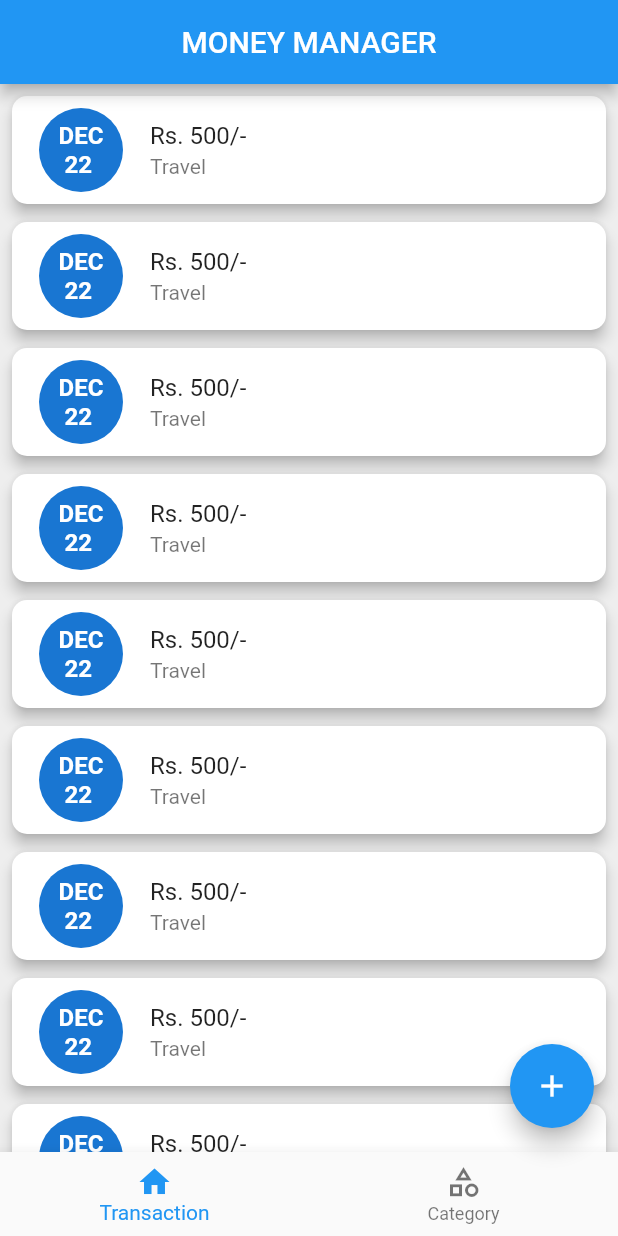
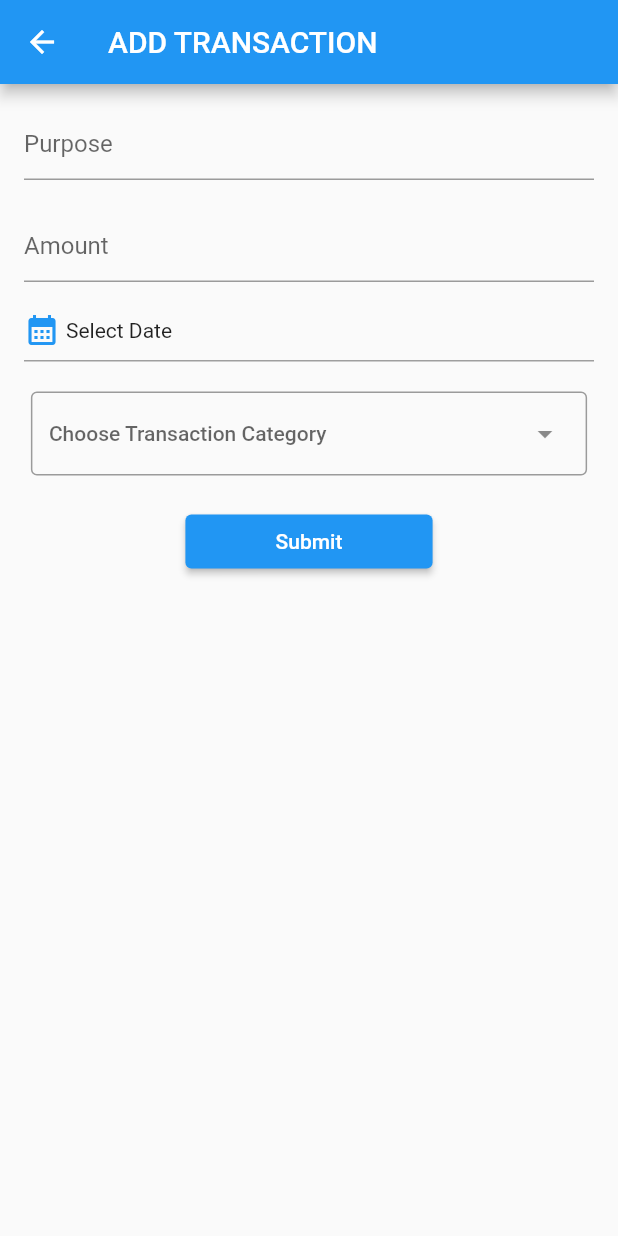
Before and after one commit to robinbaby007/money_management, a Flutter app: the screen it shows after launch, after a tap on the "add" icon, on a phone screen of 412 x 824 dp. Run offline on Flutter 3.47's test engine with Material 2 defaults, Android fonts, the phone set to English and light mode, and no system bars; our stand-ins replace sqflite; missing offline and left inert: dart:ffi; accounts and stored records are empty.

Commit message:
Almost work done

```diff
--- a/lib/db/category_db.dart
+++ b/lib/db/category_db.dart
@@ -10,9 +10,10 @@ class CategoryDb extends CategoryDbFunctionsImpl{
     Future<void> initCategoryDb() async {
     categoryDb = await openDatabase("category.db", version: 1,
         onCreate: (Database db, int version) async {
-      await db.execute(
-          'CREATE TABLE $categoryTable (id INTEGER PRIMARY KEY, name TEXT, isAvailable INTEGER, type INTEGER)');
 
+      return db.execute(
+        'CREATE TABLE dogs(id INTEGER PRIMARY KEY, name TEXT, age INTEGER)',
+      );
     });
 
     categoryDbFunctionsImpl = CategoryDbFunctionsImpl();
--- a/lib/db/category_db_functions.dart
+++ b/lib/db/category_db_functions.dart
@@ -15,10 +15,34 @@ class CategoryDbFunctionsImpl extends CategoryDbFunctions {
   Future<void> getCategoryList() async {
     categoryIncomeList.value.clear();
     categoryExpenseList.value.clear();
-
+    categoryList.value.clear();
     List<Map> list = await categoryDb.rawQuery('SELECT * FROM $categoryTable');
 
-    for (var item in list) {
+    await Future.forEach(list, (item){
+      CategoryModel categoryModel = CategoryModel(
+        id: item['id'],
+        name: item['name'],
+        type: item['type'],
+        isAvailable: item['isAvailable'],
+      );
+
+      if (item['isAvailable'] == 1) {
+
+        categoryList.value.add(categoryModel);
+
+
+        if (item['type'] == 1) {
+          categoryIncomeList.value.add(categoryModel);
+        } else {
+          categoryExpenseList.value.add(categoryModel);
+        }
+      }
+      categoryIncomeList.notifyListeners();
+      categoryExpenseList.notifyListeners();
+      categoryList.notifyListeners();
+    });
+
+    /*for (var item in list) {
       CategoryModel categoryModel = CategoryModel(
         id: item['id'],
         name: item['name'],
@@ -35,7 +59,7 @@ class CategoryDbFunctionsImpl extends CategoryDbFunctions {
       }
     }
     categoryIncomeList.notifyListeners();
-    categoryExpenseList.notifyListeners();
+    categoryExpenseList.notifyListeners();*/
   }
 
   @override
--- /dev/null
+++ b/lib/db/transaction_db.dart
@@ -0,0 +1,24 @@
+import 'package:money_management/db/transaction_db_functions.dart';
+import 'package:sqflite/sqflite.dart';
+
+import '../utils/const.dart';
+import '../utils/global_variables.dart';
+
+class TransactionDb extends TransactionDbFunctionsImpl {
+
+  Future<void> initTransactionDb() async {
+    transactionDb = await openDatabase("transactionDb.db", version: 1,
+        onCreate: (Database db, int version) async {
+      await db.execute(
+          'CREATE TABLE $transactionTable (id INTEGER PRIMARY KEY, purpose TEXT, amount INTEGER, date TEXT , expenseType INTEGER)');
+    });
+
+    transactionDbFunctionsImpl = TransactionDbFunctionsImpl();
+    transactionDbFunctionsImpl.getTransactionList();
+
+  }
+
+
+
+
+}
--- /dev/null
+++ b/lib/db/transaction_db_functions.dart
@@ -0,0 +1,53 @@
+import 'package:money_management/utils/const.dart';
+
+import '../models/transaction_model.dart';
+import '../utils/global_variables.dart';
+
+abstract class TransactionDbFunctions {
+  Future<void> getTransactionList();
+
+  Future<void> addToTransaction(TransactionModel transactionModel);
+
+  Future<void> deleteTransaction(int id);
+}
+
+class TransactionDbFunctionsImpl extends TransactionDbFunctions {
+  @override
+  Future<void> addToTransaction(TransactionModel transactionModel) async {
+    await transactionDb.rawInsert(
+      'INSERT INTO $transactionTable(purpose, amount, date, expenseType) VALUES(?, ?, ?, ? )',
+      [
+        transactionModel.purpose,
+        transactionModel.amount,
+        transactionModel.date,
+        transactionModel.expenseType
+      ],
+    );
+    getTransactionList();
+  }
+
+  @override
+  Future<void> deleteTransaction(int id) async {
+   }
+
+  @override
+  Future<void> getTransactionList() async {
+    transactionList.value.clear();
+      List<Map> list =
+        await transactionDb.rawQuery('SELECT * FROM $transactionTable');
+    await Future.forEach(
+      list,
+      (item) {
+        TransactionModel transactionModel = TransactionModel(
+          id: item['id'],
+          purpose: item['purpose'],
+          amount: item['amount'],
+          date: item['date'],
+          expenseType: int.parse(item['expenseType']),
+        );
+        transactionList.value.add(transactionModel);
+        transactionList.notifyListeners();
+      },
+    );
+  }
+}
--- a/lib/main.dart
+++ b/lib/main.dart
@@ -1,7 +1,10 @@
 import 'package:flutter/material.dart';
+import 'package:money_management/db/transaction_db.dart';
 import 'package:money_management/screens/category/Category.dart';
 import 'package:money_management/screens/diaglog/add_category_dialog.dart';
+import 'package:money_management/screens/transaction/add_transaction.dart';
 import 'package:money_management/screens/transaction/transaction.dart';
+import 'package:money_management/utils/global_variables.dart';
 import 'package:money_management/widgets/money_bottom_navigation.dart';
 
 import 'db/category_db.dart';
@@ -15,10 +18,17 @@ class MyApp extends StatelessWidget {
 
   @override
   Widget build(BuildContext context) {
+    TransactionDb().initTransactionDb();
     CategoryDb().initCategoryDb();
 
-    return const MaterialApp(
-      home: Home(),
+
+    return   MaterialApp(
+      home:const Home(),
+      initialRoute: 'home',
+      routes: {
+        'home': (context) => const Home(),
+         '/AddTransaction': (context) =>   AddTransaction(),
+      },
     );
   }
 }
@@ -46,7 +56,7 @@ class Home extends StatelessWidget {
       floatingActionButton: FloatingActionButton(
         onPressed: () {
           if (selectedBottomNavPosition.value == 0) {
-            print("Transaction");
+            Navigator.pushNamed(context, '/AddTransaction');
           } else {
             Dialogs().addCategoryDialog(context);
           }
--- /dev/null
+++ b/lib/models/transaction_model.dart
@@ -0,0 +1,10 @@
+
+class TransactionModel {
+  final int id;
+  final String purpose;
+  final int amount; //1 available 0 deleted
+  final String date;
+  final int expenseType;// 1 income 0 expense
+
+  TransactionModel({this.id = -1, required this.purpose, required this.amount, required this.date, required this.expenseType });
+}
--- /dev/null
+++ b/lib/screens/transaction/add_transaction.dart
@@ -0,0 +1,142 @@
+import 'package:flutter/material.dart';
+import 'package:money_management/db/transaction_db_functions.dart';
+import 'package:money_management/models/transaction_model.dart';
+
+ import '../../utils/global_variables.dart';
+import 'package:intl/intl.dart';
+
+class AddTransaction extends StatelessWidget {
+  AddTransaction({super.key});
+
+  DateTime initialDate = DateTime.now();
+  ValueNotifier finalDate = ValueNotifier("Select Date");
+
+  TextEditingController purposeTextEditingController = TextEditingController();
+  TextEditingController amountTextEditingController = TextEditingController();
+  int transactionCategory = -1;
+
+  @override
+  Widget build(BuildContext context) {
+    return SafeArea(
+      child: Scaffold(
+        appBar: AppBar(
+          title: const Text("ADD TRANSACTION"),
+        ),
+        body: Padding(
+          padding: const EdgeInsets.all(16.0),
+          child: Column(
+            children: [
+              TextField(
+                controller: purposeTextEditingController,
+                decoration: const InputDecoration(hintText: "Purpose"),
+              ),
+              const SizedBox(
+                height: 20,
+              ),
+              TextField(
+                decoration: const InputDecoration(hintText: "Amount"),
+                controller: amountTextEditingController,
+                keyboardType: TextInputType.number,
+              ),
+              const SizedBox(
+                height: 20,
+              ),
+              GestureDetector(
+                onTap: () async {
+                  DateTime? pickedDate = await showDatePicker(
+                    context: context,
+                    initialDate: initialDate,
+                    firstDate: DateTime.now().subtract(
+                      const Duration(days: 30),
+                    ),
+                    lastDate: DateTime.now(),
+                  );
+                  if (pickedDate != null) {
+                    finalDate.value =
+                        DateFormat('dd-MM-yyyy').format(pickedDate);
+                    initialDate = pickedDate;
+                  }
+                },
+                child: Column(children: [
+                  Row(
+                    children: [
+                      const Icon(Icons.calendar_month, color: Colors.blue),
+                      const SizedBox(width: 4),
+                      ValueListenableBuilder(
+                        valueListenable: finalDate,
+                        builder: (context, newDate, widget) {
+                          return Text(finalDate.value);
+                        },
+                      )
+                    ],
+                  ),
+                  const SizedBox(height: 8),
+                  Container(
+                    width: double.infinity,
+                    height: 1,
+                    color: Colors.grey,
+                  )
+                ]),
+              ),
+              const SizedBox(
+                height: 20,
+              ),
+              ValueListenableBuilder(
+                valueListenable: categoryList,
+                builder: (context, list, widget) {
+                  return DropdownMenu(
+                    hintText: "Choose Transaction Category",
+                    width: MediaQuery.of(context).size.width * .90,
+                    dropdownMenuEntries: list
+                        .map(
+                          (e) => DropdownMenuEntry<int>(
+                              value: e.type, label: e.name),
+                        )
+                        .toList(),
+                    onSelected: (category) {
+                      transactionCategory = category ?? -1;
+                    },
+                  );
+                },
+              ),
+              const SizedBox(
+                height: 20,
+              ),
+              SizedBox(
+                width: MediaQuery.of(context).size.width * .40,
+                child: ElevatedButton(
+                  onPressed: () {
+                    if (purposeTextEditingController.text.isEmpty) {
+                      showSnack(context, "Enter Purpose");
+                    } else if (amountTextEditingController.text.isEmpty) {
+                      showSnack(context, "Enter Amount");
+                    } else if (finalDate.value
+                        .toString()
+                        .trim()
+                        .contains("Select Date")) {
+                      showSnack(context, "Select a date");
+                    } else if (transactionCategory == -1) {
+                      showSnack(context, "Select Category Type");
+                    } else {
+                      TransactionModel model = TransactionModel(
+                        amount: int.parse(amountTextEditingController.text),
+                        date: finalDate.value,
+                        expenseType: transactionCategory,
+                        purpose: purposeTextEditingController.text,
+                      );
+                       TransactionDbFunctionsImpl().addToTransaction(model);
+                      Navigator.of(context).pop();
+                      showSnack(context, "Transaction Added Successfully");
+
+                    }
+                  },
+                  child: const Text("Submit"),
+                ),
+              )
+            ],
+          ),
+        ),
+      ),
+    );
+  }
+}
--- a/lib/screens/transaction/transaction.dart
+++ b/lib/screens/transaction/transaction.dart
@@ -1,33 +1,52 @@
 import 'package:flutter/material.dart';
+
+import '../../utils/global_variables.dart';
 
 class Transaction extends StatelessWidget {
   const Transaction({super.key});
 
   @override
   Widget build(BuildContext context) {
+    return ValueListenableBuilder(
+      valueListenable: transactionList,
+      builder: (context, transactionList, widget) {
         return ListView.separated(
             padding: const EdgeInsets.all(4),
             itemBuilder: (context, position) {
               return Card(
-            shape:
-                RoundedRectangleBorder(borderRadius: BorderRadius.circular(10)),
+                shape: RoundedRectangleBorder(
+                    borderRadius: BorderRadius.circular(10)),
                 elevation: 4,
-            child: const ListTile(
+                child: ListTile(
                   leading: CircleAvatar(
                     radius: 30,
-                child: Text(
-                  "DEC\n 22",
-                  style: TextStyle(fontWeight: FontWeight.bold),
+                    child: Column(
+                      mainAxisAlignment: MainAxisAlignment.center,
+                      children: [
+                        Text(
+                          getMothFromDateString(transactionList[position].date),
+                          style: const TextStyle(fontWeight: FontWeight.bold),
                         ),
+
+                        Text(
+                          getDayFromDateString(transactionList[position].date),
+                          style: const TextStyle(fontWeight: FontWeight.bold),
                         ),
-              title: Text("Rs. 500/-"),
-              subtitle: Text("Travel"),
+                      ],
+                    )
+                  ),
+                  title: Text("Rs. ${transactionList[position].amount}/-"),
+                  subtitle: Text(transactionList[position].expenseType == 0
+                      ? "Expense"
+                      : "Income"),
                 ),
               );
             },
             separatorBuilder: (context, position) {
               return const SizedBox(height: 4);
             },
-        itemCount: 10);
+            itemCount: transactionList.length);
+      },
+    );
   }
 }
--- a/lib/utils/const.dart
+++ b/lib/utils/const.dart
@@ -1,6 +1,8 @@
 import 'package:flutter/material.dart';
 
 const String categoryTable = "Category";
+const String transactionTable = "TransactionTable";
+
 
 const List<DropdownMenuEntry> categoryDropList = [
   DropdownMenuEntry(value: 0, label: 'Expense'),
--- a/pubspec.yaml
+++ b/pubspec.yaml
@@ -31,6 +31,7 @@ dependencies:
   flutter:
     sdk: flutter
   sqflite: ^2.3.0
+  intl: ^0.18.1
 
 
   # The following adds the Cupertino Icons font to your application.
```
Also changed, not shown: lib/screens/diaglog/add_category_dialog.dart (+36 -2 lines), lib/utils/global_variables.dart (+40 -2 lines), pubspec.lock. Lines whose indentation alone changed are shown as unchanged.
